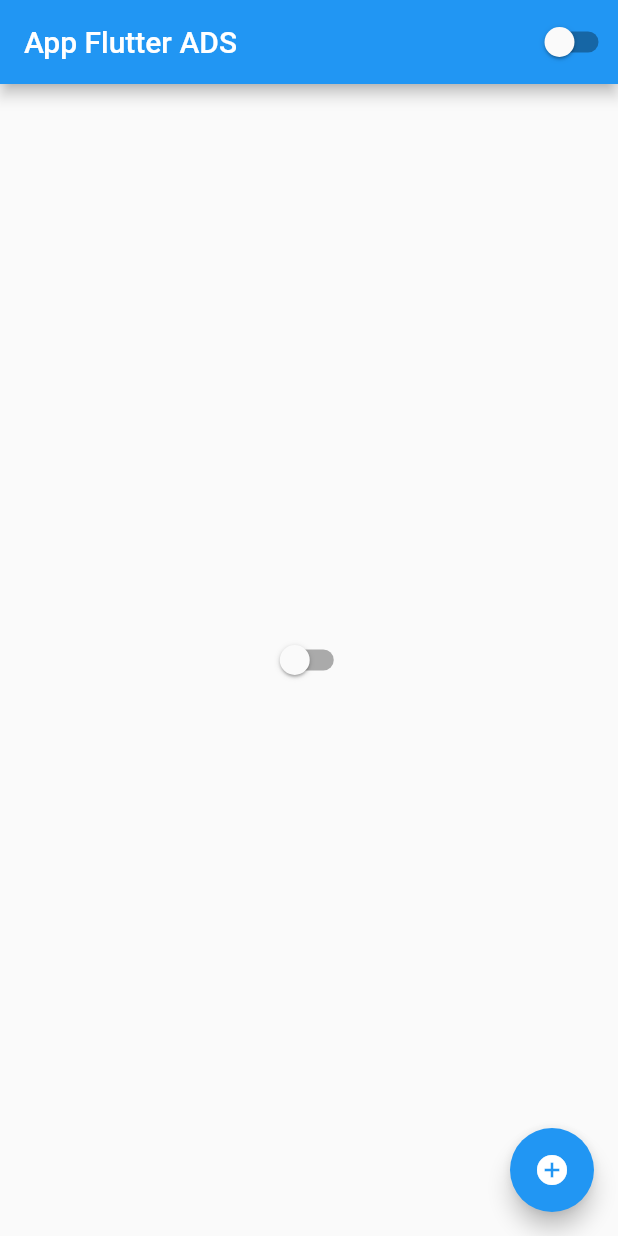
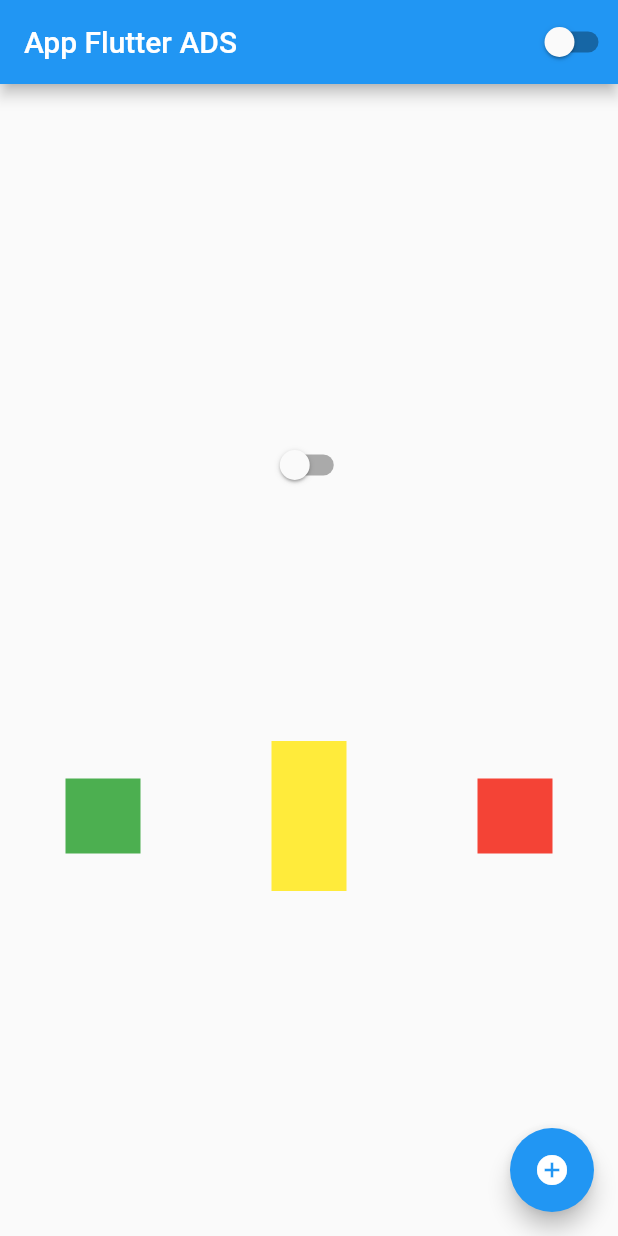
Before and after one commit to EisenGFonseca/Desenvolvimento-para-Dispositivos-M-veis, a Flutter app: the screen it shows after launch, on a phone screen of 412 x 824 dp. Run offline on Flutter 3.47's test engine with Material 2 defaults, Android fonts, the phone set to English and light mode, and no system bars.

Commit message:
Aula 1.10 Rows - linhas
Aula 1.10 Rows - linhas

```diff
--- a/Curso na pratica/ola_mundo/lib/home_page.dart
+++ b/Curso na pratica/ola_mundo/lib/home_page.dart
@@ -32,6 +32,30 @@ class HomePageState extends State<HomePage> {
           children: [
             Center(
               child: CustomSwitch()),
+              Container(
+                height: 160,
+              ),
+              Row(
+                mainAxisAlignment: MainAxisAlignment.spaceAround,
+                crossAxisAlignment: CrossAxisAlignment.center,
+                children: [
+                  Container(
+                    width: 50,
+                    height: 50,
+                    color: Colors.green,
+                  ),
+                  Container(
+                    width: 50,
+                    height: 100,
+                    color: Colors.yellow,
+                  ),
+                  Container(
+                    width: 50,
+                    height: 50,
+                    color: Colors.red,
+                  ),
+                ]
+              ),
           ],
         ),
       ),
```
